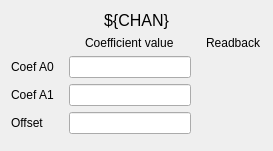
First picture: the form in bcmApp/ui/bcm_equation_params.ui, repository slaclab/BunchChargeMonitor, before the edit.
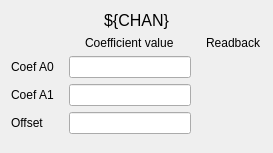
Second picture: the form after the edit. Custom widgets are drawn as their Qt base class.

Commit message: Update UI to suport the farady cup

The edit to the form file:
```diff
--- a/bcmApp/ui/bcm_equation_params.ui
+++ b/bcmApp/ui/bcm_equation_params.ui
@@ -7,7 +7,7 @@
     <x>0</x>
     <y>0</y>
     <width>273</width>
-    <height>151</height>
+    <height>153</height>
    </rect>
   </property>
   <property name="windowTitle">
```
Left out of the diff: 12 changed lines with no effect on the pictures. The commit also changes 3 other files.
